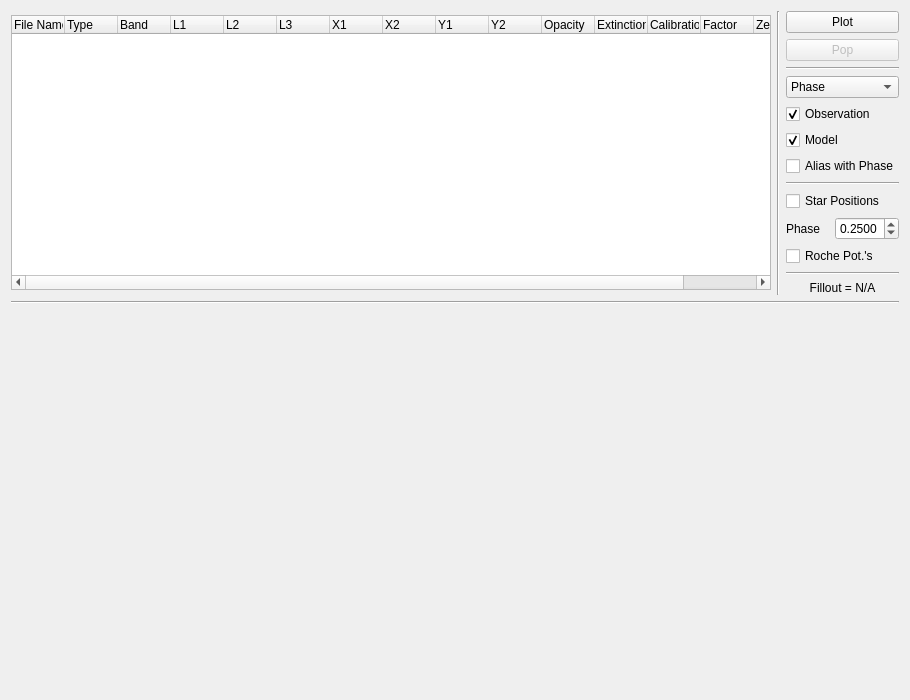
Qt form resources/syntheticcurvewidget.ui (Varnani/PyWD2015) before a commit.
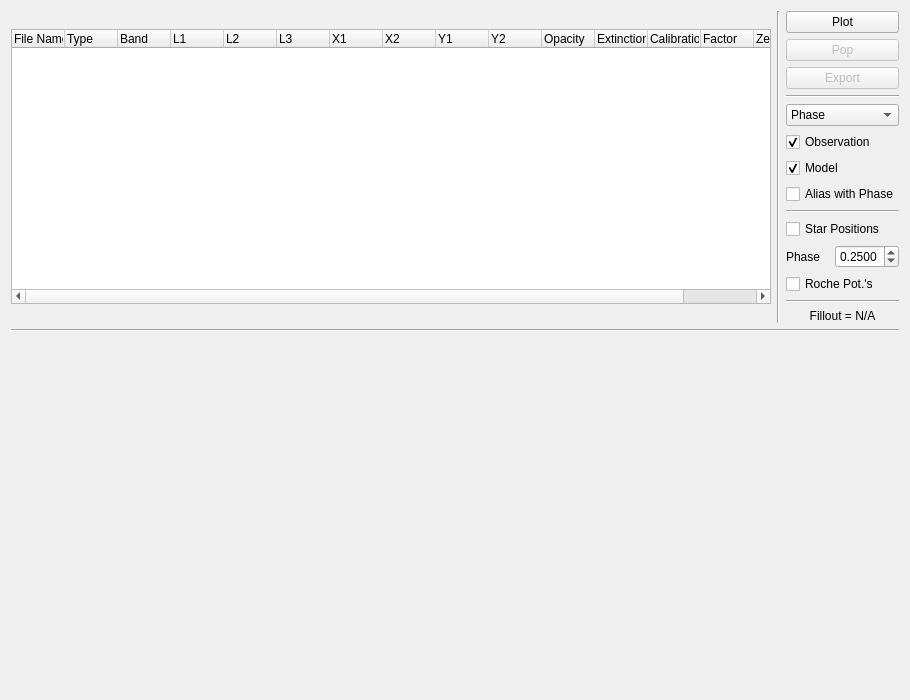
The same form after that commit.

The edit to the form file:
```diff
--- a/resources/syntheticcurvewidget.ui
+++ b/resources/syntheticcurvewidget.ui
@@ -18,7 +18,75 @@
     <layout class="QGridLayout" name="gridLayout_2">
      <item row="0" column="2">
       <layout class="QGridLayout" name="gridLayout">
-       <item row="12" column="0" colspan="2">
+       <item row="8" column="0" colspan="3">
+        <widget class="Line" name="line_3">
+         <property name="orientation">
+          <enum>Qt::Horizontal</enum>
+         </property>
+        </widget>
+       </item>
+       <item row="7" column="0" colspan="3">
+        <widget class="QCheckBox" name="alias_chk">
+         <property name="toolTip">
+          <string>Alias with phase start and phase end. Does nothing if working with HJD.</string>
+         </property>
+         <property name="text">
+          <string>Alias with Phase</string>
+         </property>
+        </widget>
+       </item>
+       <item row="0" column="0" colspan="3">
+        <widget class="QPushButton" name="plot_btn">
+         <property name="toolTip">
+          <string>Plot selected item</string>
+         </property>
+         <property name="text">
+          <string>Plot</string>
+         </property>
+        </widget>
+       </item>
+       <item row="3" column="0" colspan="3">
+        <widget class="Line" name="line_2">
+         <property name="orientation">
+          <enum>Qt::Horizontal</enum>
+         </property>
+        </widget>
+       </item>
+       <item row="12" column="0" colspan="3">
+        <widget class="Line" name="line_4">
+         <property name="orientation">
+          <enum>Qt::Horizontal</enum>
+         </property>
+        </widget>
+       </item>
+       <item row="4" column="0" colspan="3">
+        <widget class="QComboBox" name="time_combobox">
+         <property name="toolTip">
+          <string>Select x axis unit</string>
+         </property>
+         <item>
+          <property name="text">
+           <string>Phase</string>
+          </property>
+         </item>
+         <item>
+          <property name="text">
+           <string>HJD</string>
+          </property>
+         </item>
+        </widget>
+       </item>
+       <item row="9" column="0" colspan="3">
+        <widget class="QCheckBox" name="drawstars_chk">
+         <property name="toolTip">
+          <string>Draw star positions in a subplot</string>
+         </property>
+         <property name="text">
+          <string>Star Positions</string>
+         </property>
+        </widget>
+       </item>
+       <item row="13" column="0" colspan="3">
         <widget class="QLabel" name="fillout_label">
          <property name="enabled">
           <bool>true</bool>
@@ -42,117 +110,7 @@
          </property>
         </widget>
        </item>
-       <item row="11" column="0" colspan="2">
-        <widget class="Line" name="line_4">
-         <property name="orientation">
-          <enum>Qt::Horizontal</enum>
-         </property>
-        </widget>
-       </item>
-       <item row="3" column="0" colspan="2">
-        <widget class="QComboBox" name="time_combobox">
-         <property name="toolTip">
-          <string>Select x axis unit</string>
-         </property>
-         <item>
-          <property name="text">
-           <string>Phase</string>
-          </property>
-         </item>
-         <item>
-          <property name="text">
-           <string>HJD</string>
-          </property>
-         </item>
-        </widget>
-       </item>
-       <item row="10" column="0" colspan="2">
-        <widget class="QCheckBox" name="roche_chk">
-         <property name="enabled">
-          <bool>true</bool>
-         </property>
-         <property name="toolTip">
-          <string>Draw Roche equipotential surfaces onto star positions. This option is only valid when Phase = 0.25</string>
-         </property>
-         <property name="text">
-          <string>Roche Pot.'s</string>
-         </property>
-        </widget>
-       </item>
-       <item row="1" column="0" colspan="2">
-        <widget class="QPushButton" name="pop_btn">
-         <property name="enabled">
-          <bool>false</bool>
-         </property>
-         <property name="toolTip">
-          <string>Pop plot window</string>
-         </property>
-         <property name="text">
-          <string>Pop</string>
-         </property>
-        </widget>
-       </item>
-       <item row="0" column="0" colspan="2">
-        <widget class="QPushButton" name="plot_btn">
-         <property name="toolTip">
-          <string>Plot selected item</string>
-         </property>
-         <property name="text">
-          <string>Plot</string>
-         </property>
-        </widget>
-       </item>
-       <item row="2" column="0" colspan="2">
-        <widget class="Line" name="line_2">
-         <property name="orientation">
-          <enum>Qt::Horizontal</enum>
-         </property>
-        </widget>
-       </item>
-       <item row="4" column="0" colspan="2">
-        <widget class="QCheckBox" name="plotobs_chk">
-         <property name="toolTip">
-          <string>Include observation in plot</string>
-         </property>
-         <property name="text">
-          <string>Observation</string>
-         </property>
-         <property name="checked">
-          <bool>true</bool>
-         </property>
-        </widget>
-       </item>
-       <item row="9" column="0">
-        <widget class="QLabel" name="label">
-         <property name="toolTip">
-          <string>Phase of star positions</string>
-         </property>
-         <property name="text">
-          <string>Phase</string>
-         </property>
-        </widget>
-       </item>
-       <item row="7" column="0" colspan="2">
-        <widget class="Line" name="line_3">
-         <property name="orientation">
-          <enum>Qt::Horizontal</enum>
-         </property>
-        </widget>
-       </item>
-       <item row="5" column="0" colspan="2">
-        <widget class="QCheckBox" name="plotmodel_chk">
-         <property name="toolTip">
-          <string>Compute and plot synthetic curve</string>
-         </property>
-         <property name="text">
-          <string>Model</string>
-         </property>
-         <property name="checked">
-          <bool>true</bool>
-         </property>
-        </widget>
-       </item>
-       <item row="9" column="1">
+       <item row="10" column="2">
         <widget class="QDoubleSpinBox" name="phase_spinbox">
          <property name="enabled">
           <bool>true</bool>
@@ -171,23 +129,75 @@
          </property>
         </widget>
        </item>
-       <item row="8" column="0" colspan="2">
-        <widget class="QCheckBox" name="drawstars_chk">
+       <item row="5" column="0" colspan="3">
+        <widget class="QCheckBox" name="plotobs_chk">
          <property name="toolTip">
           <string>Draw star positions in a subplot</string>
          </property>
          <property name="text">
-          <string>Star Positions</string>
+          <string>Observation</string>
          </property>
+         <property name="checked">
+          <bool>true</bool>
+         </property>
         </widget>
        </item>
-       <item row="6" column="0" colspan="2">
-        <widget class="QCheckBox" name="alias_chk">
+       <item row="6" column="0" colspan="3">
+        <widget class="QCheckBox" name="plotmodel_chk">
          <property name="toolTip">
           <string>Alias with phase start and phase end. Does nothing if working with HJD.</string>
          </property>
          <property name="text">
-          <string>Alias with Phase</string>
+          <string>Model</string>
+         </property>
+         <property name="checked">
+          <bool>true</bool>
+         </property>
+        </widget>
+       </item>
+       <item row="11" column="0" colspan="3">
+        <widget class="QCheckBox" name="roche_chk">
+         <property name="enabled">
+          <bool>true</bool>
+         </property>
+         <property name="toolTip">
+          <string>Draw Roche equipotential surfaces onto star positions. This option is only valid when Phase = 0.25</string>
+         </property>
+         <property name="text">
+          <string>Roche Pot.'s</string>
+         </property>
+        </widget>
+       </item>
+       <item row="10" column="0" colspan="2">
+        <widget class="QLabel" name="label">
+         <property name="toolTip">
+          <string>Phase of star positions</string>
+         </property>
+         <property name="text">
+          <string>Phase</string>
+         </property>
+        </widget>
+       </item>
+       <item row="1" column="0" colspan="3">
+        <widget class="QPushButton" name="pop_btn">
+         <property name="enabled">
+          <bool>false</bool>
+         </property>
+         <property name="toolTip">
+          <string>Pop plot window</string>
+         </property>
+         <property name="text">
+          <string>Pop</string>
+         </property>
+        </widget>
+       </item>
+       <item row="2" column="0" colspan="3">
+        <widget class="QPushButton" name="pushButton">
+         <property name="enabled">
+          <bool>false</bool>
+         </property>
+         <property name="text">
+          <string>Export</string>
          </property>
         </widget>
        </item>
```
Left out of the diff: 4 changed lines with no effect on the pictures.
